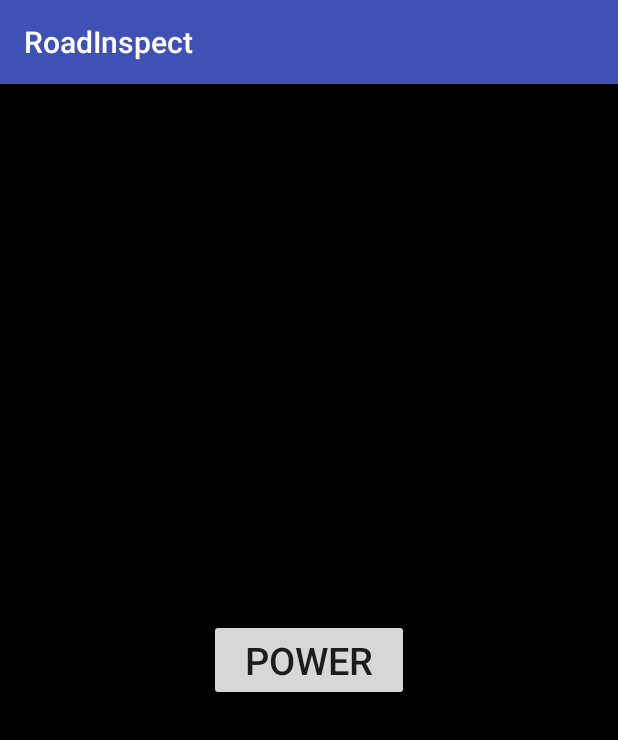
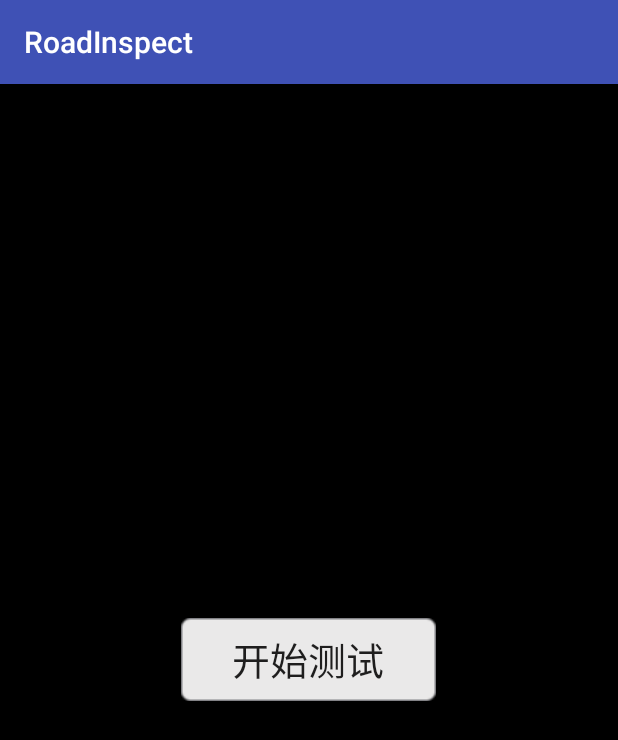
Before and after one commit to shuangjiang169/RoadInspect, an Android app: the MainActivity screen opened directly, with no data from a screen before it, on a phone screen of 412 x 824 dp. Shown: the top 740 px of the screen. Run offline under Robolectric (Android 15) with nearby library versions, the phone set to English and light mode, and no system bars.

Commit message:
change little button shape

```diff
--- a/app/src/main/res/layout/activity_main.xml
+++ b/app/src/main/res/layout/activity_main.xml
@@ -22,10 +22,10 @@
         android:id="@+id/power"
         android:layout_width="wrap_content"
         android:layout_height="wrap_content"
-        android:textSize="25dp"
-        android:text="  Power  "
+        android:layout_centerHorizontal="true"
         android:layout_centerVertical="true"
-        android:layout_centerHorizontal="true"
-        />
+        android:background="@drawable/button_style"
+        android:text="  开始测试  "
+        android:textSize="25dp" />
 
 </RelativeLayout>
```
Also changed, not shown: app/src/main/res/layout/activity_login.xml (+5 -4 lines), app/src/main/res/layout/activity_register.xml (+11 -7 lines), app/src/main/res/drawable/logoxxx.jpg.
